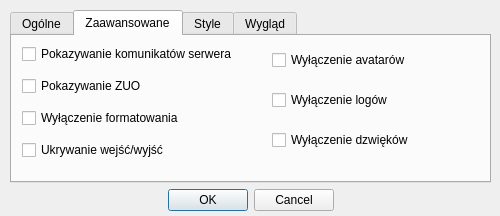
Before: the Qt Designer form ui/options.ui in gitter-badger/simplechatclient, drawn with Qt 5.
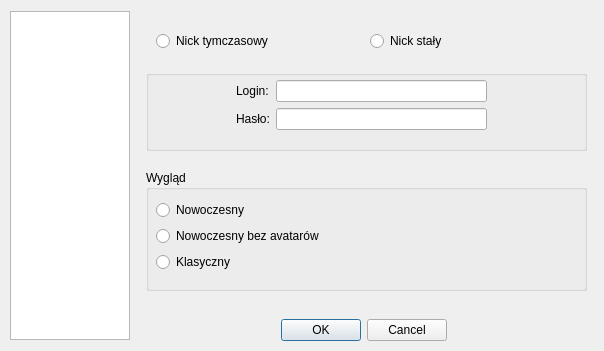
After: the same form once the commit is applied. The open tabs and pages were chosen to show the change. Icons and pictures are not drawn.

The edit to the form file:
```diff
--- a/ui/options.ui
+++ b/ui/options.ui
@@ -6,20 +6,20 @@
    <rect>
     <x>0</x>
     <y>0</y>
-    <width>500</width>
-    <height>216</height>
+    <width>604</width>
+    <height>351</height>
    </rect>
   </property>
   <property name="minimumSize">
    <size>
-    <width>500</width>
-    <height>216</height>
+    <width>604</width>
+    <height>351</height>
    </size>
   </property>
   <property name="maximumSize">
    <size>
-    <width>500</width>
-    <height>216</height>
+    <width>604</width>
+    <height>351</height>
    </size>
   </property>
   <property name="windowTitle">
@@ -34,38 +34,89 @@
     <rect>
      <x>10</x>
      <y>10</y>
-     <width>481</width>
-     <height>201</height>
+     <width>581</width>
+     <height>331</height>
     </rect>
    </property>
+   <layout class="QHBoxLayout" name="horizontalLayout">
+    <item>
+     <widget class="QListWidget" name="listWidget">
+      <property name="maximumSize">
+       <size>
+        <width>120</width>
+        <height>329</height>
+       </size>
+      </property>
+      <property name="showDropIndicator" stdset="0">
+       <bool>false</bool>
+      </property>
+      <property name="selectionMode">
+       <enum>QAbstractItemView::NoSelection</enum>
+      </property>
+      <property name="iconSize">
+       <size>
+        <width>64</width>
+        <height>64</height>
+       </size>
+      </property>
+      <property name="movement">
+       <enum>QListView::Static</enum>
+      </property>
+      <property name="flow">
+       <enum>QListView::TopToBottom</enum>
+      </property>
+      <property name="isWrapping" stdset="0">
+       <bool>false</bool>
+      </property>
+      <property name="spacing">
+       <number>15</number>
+      </property>
+      <property name="viewMode">
+       <enum>QListView::IconMode</enum>
+      </property>
+      <property name="wordWrap">
+       <bool>true</bool>
+      </property>
+     </widget>
+    </item>
+    <item>
    <layout class="QVBoxLayout" name="verticalLayout_5">
     <item>
-     <widget class="QTabWidget" name="tabWidget">
-      <property name="tabPosition">
-       <enum>QTabWidget::North</enum>
-      </property>
+       <widget class="QStackedWidget" name="stackedWidget">
       <property name="currentIndex">
        <number>0</number>
       </property>
-      <widget class="QWidget" name="tab">
-       <attribute name="title">
-        <string>Ogólne</string>
-       </attribute>
-       <widget class="QWidget" name="verticalLayoutWidget">
+        <widget class="QWidget" name="spage_1">
+         <widget class="QGroupBox" name="groupBox">
+          <property name="geometry">
+           <rect>
+            <x>10</x>
+            <y>60</y>
+            <width>441</width>
+            <height>81</height>
+           </rect>
+          </property>
+          <property name="title">
+           <string/>
+          </property>
+          <property name="flat">
+           <bool>false</bool>
+          </property>
+          <property name="checkable">
+           <bool>false</bool>
+          </property>
+          <widget class="QWidget" name="verticalLayoutWidget_9">
         <property name="geometry">
          <rect>
           <x>90</x>
-          <y>20</y>
-          <width>281</width>
-          <height>91</height>
-         </rect>
-        </property>
-        <layout class="QVBoxLayout" name="verticalLayout">
+             <y>10</y>
+             <width>251</width>
+             <height>61</height>
+            </rect>
+           </property>
+           <layout class="QVBoxLayout" name="verticalLayout_9">
          <item>
-          <layout class="QFormLayout" name="formLayout">
-           <property name="fieldGrowthPolicy">
-            <enum>QFormLayout::ExpandingFieldsGrow</enum>
-           </property>
+             <layout class="QFormLayout" name="formLayout_5">
            <item row="0" column="0">
             <widget class="QLabel" name="labelNick">
              <property name="text">
@@ -88,13 +139,7 @@
             </widget>
            </item>
            <item row="1" column="1">
-            <widget class="QLineEdit" name="lineEditPass">
-             <property name="inputMask">
-              <string/>
-             </property>
-             <property name="maxLength">
-              <number>32767</number>
-             </property>
+               <widget class="QLineEdit" name="lineEdit_2">
              <property name="echoMode">
               <enum>QLineEdit::Password</enum>
              </property>
@@ -102,32 +147,127 @@
            </item>
           </layout>
          </item>
+           </layout>
+          </widget>
+         </widget>
+         <widget class="QGroupBox" name="groupBox_2">
+          <property name="geometry">
+           <rect>
+            <x>10</x>
+            <y>160</y>
+            <width>441</width>
+            <height>121</height>
+           </rect>
+          </property>
+          <property name="title">
+           <string>Wygląd</string>
+          </property>
+          <widget class="QWidget" name="verticalLayoutWidget_12">
+           <property name="geometry">
+            <rect>
+             <x>10</x>
+             <y>30</y>
+             <width>421</width>
+             <height>73</height>
+            </rect>
+           </property>
+           <layout class="QVBoxLayout" name="verticalLayout_12">
          <item>
-          <widget class="QCheckBox" name="checkBox_5">
+             <widget class="QRadioButton" name="radioButton_3">
            <property name="text">
-            <string>Tryb zajętości po zalogowaniu (busy)</string>
+               <string>Nowoczesny</string>
            </property>
           </widget>
          </item>
+            <item>
+             <widget class="QRadioButton" name="radioButton_4">
+              <property name="text">
+               <string>Nowoczesny bez avatarów</string>
+              </property>
+             </widget>
+            </item>
+            <item>
+             <widget class="QRadioButton" name="radioButton_5">
+              <property name="text">
+               <string>Klasyczny</string>
+              </property>
+             </widget>
+            </item>
         </layout>
        </widget>
       </widget>
-      <widget class="QWidget" name="tab_2">
+         <widget class="QWidget" name="horizontalLayoutWidget_2">
+          <property name="geometry">
+           <rect>
+            <x>20</x>
+            <y>20</y>
+            <width>421</width>
+            <height>23</height>
+           </rect>
+          </property>
+          <layout class="QHBoxLayout" name="horizontalLayout_2">
+           <item>
+            <widget class="QRadioButton" name="radioButton_1">
+             <property name="text">
+              <string>Nick tymczasowy</string>
+             </property>
+             <property name="checkable">
+              <bool>true</bool>
+             </property>
+             <property name="checked">
+              <bool>false</bool>
+             </property>
+            </widget>
+           </item>
+           <item>
+            <widget class="QRadioButton" name="radioButton_2">
+             <property name="text">
+              <string>Nick stały</string>
+             </property>
+            </widget>
+           </item>
+          </layout>
+         </widget>
+        </widget>
+        <widget class="QWidget" name="spage_2">
+         <widget class="QTabWidget" name="tabWidget_3">
+          <property name="geometry">
+           <rect>
+            <x>10</x>
+            <y>0</y>
+            <width>431</width>
+            <height>291</height>
+           </rect>
+          </property>
+          <property name="tabPosition">
+           <enum>QTabWidget::North</enum>
+          </property>
+          <property name="currentIndex">
+           <number>0</number>
+          </property>
+          <widget class="QWidget" name="tab_7">
        <attribute name="title">
         <string>Zaawansowane</string>
        </attribute>
-       <widget class="QWidget" name="verticalLayoutWidget_2">
+           <widget class="QWidget" name="verticalLayoutWidget_8">
         <property name="geometry">
          <rect>
           <x>10</x>
-          <y>2</y>
-          <width>247</width>
-          <height>131</height>
-         </rect>
-        </property>
-        <layout class="QVBoxLayout" name="verticalLayout_2">
+              <y>0</y>
+              <width>401</width>
+              <height>261</height>
+             </rect>
+            </property>
+            <layout class="QVBoxLayout" name="verticalLayout_8">
          <item>
-          <widget class="QCheckBox" name="checkBox">
+              <widget class="QCheckBox" name="checkBox_101">
+               <property name="text">
+                <string>Tryb zajętości po zalogowaniu (busy)</string>
+               </property>
+              </widget>
+             </item>
+             <item>
+              <widget class="QCheckBox" name="checkBox_102">
            <property name="text">
             <string>Pokazywanie komunikatów serwera</string>
            </property>
@@ -154,34 +294,22 @@
            </property>
           </widget>
          </item>
-        </layout>
-       </widget>
-       <widget class="QWidget" name="verticalLayoutWidget_4">
-        <property name="geometry">
-         <rect>
-          <x>260</x>
-          <y>0</y>
-          <width>201</width>
-          <height>131</height>
-         </rect>
-        </property>
-        <layout class="QVBoxLayout" name="verticalLayout_4">
          <item>
-          <widget class="QCheckBox" name="checkBox_6">
+              <widget class="QCheckBox" name="checkBox_106">
            <property name="text">
             <string>Wyłączenie avatarów</string>
            </property>
           </widget>
          </item>
          <item>
-          <widget class="QCheckBox" name="checkBox_7">
+              <widget class="QCheckBox" name="checkBox_107">
            <property name="text">
             <string>Wyłączenie logów</string>
            </property>
           </widget>
          </item>
          <item>
-          <widget class="QCheckBox" name="checkBox_8">
+              <widget class="QCheckBox" name="checkBox_108">
            <property name="text">
             <string>Wyłączenie dzwięków</string>
            </property>
@@ -190,7 +318,7 @@
         </layout>
        </widget>
       </widget>
-      <widget class="QWidget" name="tab_3">
+          <widget class="QWidget" name="tab_8">
        <attribute name="title">
         <string>Style</string>
        </attribute>
@@ -212,7 +340,7 @@
           </widget>
          </item>
          <item>
-          <widget class="QRadioButton" name="radioButton_2">
+              <widget class="QRadioButton" name="radioButton_102">
            <property name="text">
             <string>Classic</string>
            </property>
@@ -256,6 +384,8 @@
        </widget>
       </widget>
      </widget>
+        </widget>
+       </widget>
     </item>
     <item>
      <widget class="QDialogButtonBox" name="buttonBox">
@@ -269,6 +399,8 @@
        <bool>true</bool>
       </property>
      </widget>
+      </item>
+     </layout>
     </item>
    </layout>
   </widget>
```
Left out of the diff: 50 changed lines with no effect on the pictures. Lines whose indentation alone changed are shown as unchanged.
